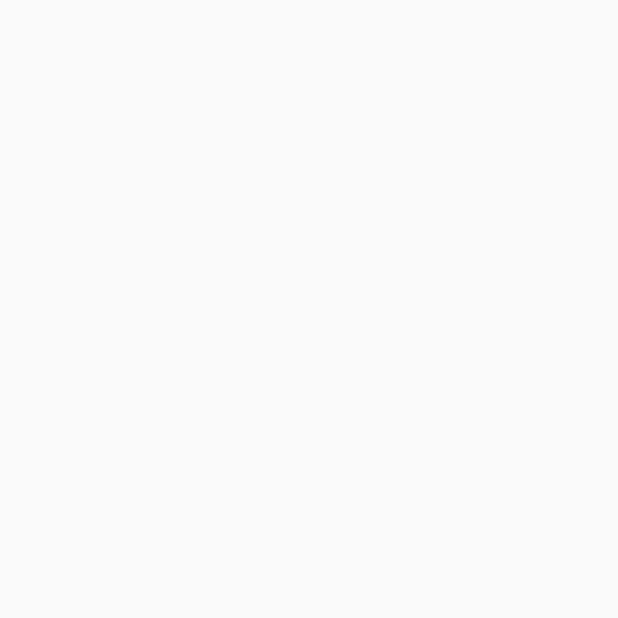
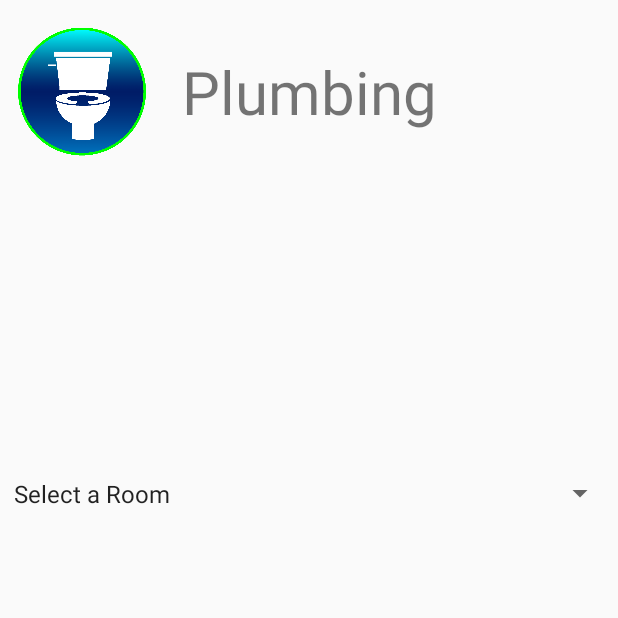
Before and after one commit to Jeremy2052/SMS, an Android app: the plumbing screen opened directly, with no data from a screen before it, on a phone screen of 412 x 824 dp, the top half of it. Before the commit the part shown is empty. Run offline under Robolectric (Android 15) with nearby library versions, the phone set to English and light mode, and no system bars.

Commit message:
Added some features onto plumbing.

```diff
--- a/app/src/main/java/com/example/login/plumbing.java
+++ b/app/src/main/java/com/example/login/plumbing.java
@@ -1,14 +1,104 @@
 package com.example.login;
 
 import androidx.appcompat.app.AppCompatActivity;
+import androidx.appcompat.app.AppCompatActivity;
+import androidx.appcompat.widget.Toolbar;
 
+import android.content.Intent;
 import android.os.Bundle;
+import android.text.Editable;
+import android.text.TextWatcher;
+import android.view.View;
+import android.widget.*;
 
 public class plumbing extends AppCompatActivity {
+
+    Spinner spinner_room, spinner_bathroom_plumbing;
+    EditText details;
+    TextView detail_length;
+    Button submit;
+
+    String room, plumbing_item;
 
     @Override
     protected void onCreate(Bundle savedInstanceState) {
         super.onCreate(savedInstanceState);
         setContentView(R.layout.activity_plumbing);
+
+        spinner_room = (Spinner) findViewById(R.id.spinner_room);
+        spinner_bathroom_plumbing = (Spinner) findViewById(R.id.spinner_bathroom_plumbing);
+        details = findViewById(R.id.details);
+        detail_length = (TextView)findViewById(R.id.detail_length);
+        submit = findViewById(R.id.submit);
+
+
+        details.setVisibility(View.INVISIBLE);
+        detail_length.setVisibility(View.INVISIBLE);
+        submit.setVisibility(View.INVISIBLE);
+
+        details.addTextChangedListener(new TextWatcher() {
+            @Override
+            public void beforeTextChanged(CharSequence s, int start, int count, int after) {
+            }
+            @Override
+            public void onTextChanged(CharSequence s, int start, int before, int count) {
+                String text = details.getText().toString();
+                int symbols = text.length();
+                detail_length.setText("" + symbols + "/300");
+            }
+            @Override
+            public void afterTextChanged(Editable s) {
+            }
+        });
+
+        spinner_room.setOnItemSelectedListener(new AdapterView.OnItemSelectedListener() {
+            @Override
+            public void onItemSelected(AdapterView<?> parent, View view, int position, long id) {
+                room = parent.getItemAtPosition(position).toString();
+                switch (room) {
+                    case "Select a Room":
+                        details.setVisibility(View.INVISIBLE);
+                        detail_length.setVisibility(View.INVISIBLE);
+                        submit.setVisibility(View.INVISIBLE);
+                        spinner_bathroom_plumbing.setVisibility(View.INVISIBLE);
+                        break;
+                    case "Bathroom":
+                        spinner_bathroom_plumbing.setVisibility(View.VISIBLE);
+                        break;
+                    default:
+                        spinner_bathroom_plumbing.setVisibility(View.INVISIBLE);
+                        break;
+                }
+            }
+            @Override
+            public void onNothingSelected(AdapterView<?> parent) {
+            }
+        });
+
+        spinner_bathroom_plumbing.setOnItemSelectedListener(new AdapterView.OnItemSelectedListener() {
+            @Override
+            public void onItemSelected(AdapterView<?> parent, View view, int position, long id) {
+                plumbing_item = parent.getItemAtPosition(position).toString();
+                switch (plumbing_item) {
+                    case "Please specify what needs plumbing":
+                        details.setVisibility(View.INVISIBLE);
+                        detail_length.setVisibility(View.INVISIBLE);
+                        submit.setVisibility(View.INVISIBLE);
+                        break;
+                    case "default":
+                        details.setVisibility(View.VISIBLE);
+                        detail_length.setVisibility(View.VISIBLE);
+                        submit.setVisibility(View.VISIBLE);
+                        break;
+                }
+            }
+            @Override
+            public void onNothingSelected(AdapterView<?> parent) {
+            }
+        });
+
+
+
+
     }
 }
--- a/app/src/main/res/layout/activity_appliances.xml
+++ b/app/src/main/res/layout/activity_appliances.xml
@@ -105,14 +105,14 @@
         android:layout_marginLeft="117dp"
         android:layout_marginTop="20dp"
         android:background="@android:drawable/alert_light_frame"
-        android:hint="Please provide additional details here."
+        android:hint="Please provide additional details here. (optional)"
         android:visibility="visible"
         android:maxLength="300"
         app:layout_constraintStart_toStartOf="parent"
         app:layout_constraintTop_toBottomOf="@+id/spinner_kitchen_app" />
 
     <Button
-        android:id="@+id/orders"
+        android:id="@+id/submit"
         android:layout_width="159dp"
         android:layout_height="39dp"
         android:layout_marginBottom="50dp"
--- a/app/src/main/res/layout/activity_electrical.xml
+++ b/app/src/main/res/layout/activity_electrical.xml
@@ -71,7 +71,7 @@
         android:layout_marginLeft="117dp"
         android:layout_marginTop="20dp"
         android:background="@android:drawable/alert_light_frame"
-        android:hint="Please provide additional details here."
+        android:hint="Please provide additional details here. (optional)"
         android:inputType="textMultiLine"
         android:visibility="visible"
         android:maxLength="300"
@@ -79,7 +79,7 @@
         app:layout_constraintTop_toBottomOf="@id/spinner_area_electrical" />
 
     <Button
-        android:id="@+id/orders"
+        android:id="@+id/submit"
         android:layout_width="159dp"
         android:layout_height="39dp"
         android:layout_marginBottom="50dp"
--- a/app/src/main/res/layout/activity_plumbing.xml
+++ b/app/src/main/res/layout/activity_plumbing.xml
@@ -6,4 +6,96 @@
     android:layout_height="match_parent"
     tools:context=".plumbing">
 
+    <ImageView
+        android:id="@+id/icon"
+        android:layout_width="85dp"
+        android:layout_height="90dp"
+        android:layout_marginLeft="12dp"
+        android:layout_marginTop="16dp"
+        app:layout_constraintStart_toStartOf="parent"
+        app:layout_constraintTop_toTopOf="parent"
+        app:srcCompat="@drawable/plumbing" />
+
+    <TextView
+        android:id="@+id/textView"
+        android:layout_width="wrap_content"
+        android:layout_height="wrap_content"
+        android:layout_marginTop="34dp"
+        android:text="Plumbing"
+        android:textSize="40dp"
+        app:layout_constraintEnd_toEndOf="parent"
+        app:layout_constraintStart_toStartOf="parent"
+        app:layout_constraintTop_toTopOf="parent" />
+
+    <Spinner
+        android:id="@+id/spinner_room"
+        android:layout_width="0dp"
+        android:layout_height="50dp"
+        android:layout_marginStart="1dp"
+        android:layout_marginLeft="1dp"
+        android:layout_marginEnd="1dp"
+        android:layout_marginRight="1dp"
+        android:layout_marginBottom="470dp"
+        android:entries="@array/room_electrical"
+        android:spinnerMode="dropdown"
+        android:textSize="65dp"
+        android:textStyle="bold"
+        app:layout_constraintBottom_toBottomOf="parent"
+        app:layout_constraintEnd_toEndOf="parent"
+        app:layout_constraintHorizontal_bias="0.0"
+        app:layout_constraintStart_toStartOf="parent" />
+
+    <Spinner
+        android:id="@+id/spinner_bathroom_plumbing"
+        android:layout_width="0dp"
+        android:layout_height="50dp"
+        android:layout_marginStart="1dp"
+        android:layout_marginLeft="1dp"
+        android:layout_marginTop="200dp"
+        android:layout_marginEnd="1dp"
+        android:layout_marginRight="1dp"
+        android:entries="@array/bathroom_plumbing"
+        android:textSize="65dp"
+        android:textStyle="bold"
+        app:layout_constraintEnd_toEndOf="parent"
+        app:layout_constraintHorizontal_bias="0.0"
+        app:layout_constraintStart_toStartOf="parent"
+        app:layout_constraintTop_toTopOf="parent" />
+
+
+    <EditText
+        android:id="@+id/details"
+        android:layout_width="400dp"
+        android:layout_height="270dp"
+        android:layout_marginStart="1dp"
+        android:layout_marginLeft="117dp"
+        android:layout_marginTop="20dp"
+        android:background="@android:drawable/alert_light_frame"
+        android:hint="Please provide additional details here. (optional)"
+        android:inputType="textMultiLine"
+        android:visibility="visible"
+        android:maxLength="300"
+        app:layout_constraintStart_toStartOf="parent"
+        app:layout_constraintTop_toBottomOf="@id/spinner_bathroom_plumbing" />
+
+    <Button
+        android:id="@+id/submit"
+        android:layout_width="159dp"
+        android:layout_height="39dp"
+        android:layout_marginBottom="50dp"
+        android:text="Submit"
+        app:layout_constraintBottom_toBottomOf="parent"
+        app:layout_constraintEnd_toEndOf="parent"
+        app:layout_constraintStart_toStartOf="parent" />
+
+    <TextView
+        android:id="@+id/detail_length"
+        android:layout_width="wrap_content"
+        android:layout_height="wrap_content"
+        android:layout_marginRight="16dp"
+        android:text="0/300"
+        app:layout_constraintRight_toRightOf="@id/details"
+        app:layout_constraintTop_toBottomOf="@id/details" />
+
+
 </androidx.constraintlayout.widget.ConstraintLayout>
--- a/app/src/main/res/values/strings.xml
+++ b/app/src/main/res/values/strings.xml
@@ -59,6 +59,24 @@
         <item>Switch</item>
         <item>Other</item>
     </string-array>
+
+    <string-array name="room_plumbing">
+        <item>Select a Room</item>
+        <item>Kitchen</item>
+        <item>Bathroom</item>
+        <item>Outdoor</item>
+        <item>Other</item>
+    </string-array>
+
+    <string-array name="bathroom_plumbing">
+        <item>Please specify what needs plumbing</item>
+        <item>Toilet</item>
+        <item>Sink</item>
+        <item>Bath</item>
+        <item>Bidet</item>
+        <item>Other</item>
+    </string-array>
+
 
     <string-array name="states">
         <item>AL</item>
```
Also changed, not shown: app/src/main/java/com/example/login/appliances.java (+19 -9 lines), app/src/main/java/com/example/login/electrical.java (+10 -3 lines).
